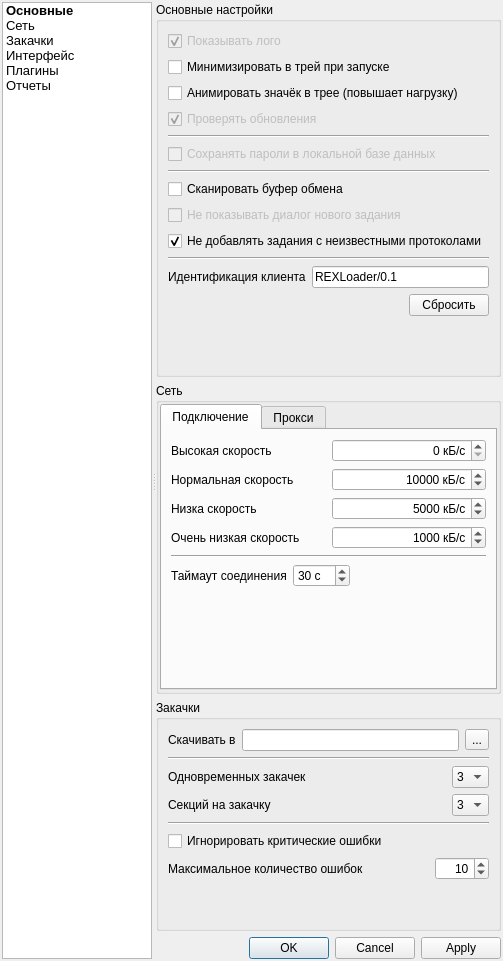
Before: the Qt Designer form REXLoader/settingsdialog.ui in RA9OAJ/rexloader, drawn with Qt 5.
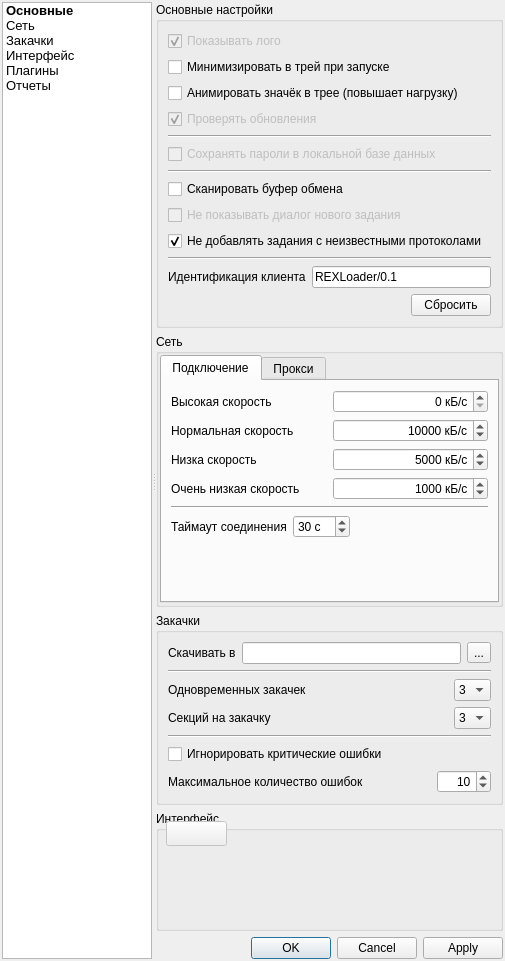
After: the same form once the commit is applied. Custom widgets are drawn as their Qt base class.

Patch:
```diff
--- a/REXLoader/settingsdialog.ui
+++ b/REXLoader/settingsdialog.ui
@@ -6,8 +6,8 @@
    <rect>
     <x>0</x>
     <y>0</y>
-    <width>503</width>
-    <height>961</height>
+    <width>505</width>
+    <height>956</height>
    </rect>
   </property>
   <property name="windowTitle">
@@ -892,6 +892,35 @@
          </layout>
         </widget>
        </item>
+       <item>
+        <widget class="QGroupBox" name="interfaceBox">
+         <property name="minimumSize">
+          <size>
+           <width>0</width>
+           <height>120</height>
+          </size>
+         </property>
+         <property name="title">
+          <string>Интерфейс</string>
+         </property>
+         <widget class="ColorButton" name="pushButton">
+          <property name="enabled">
+           <bool>false</bool>
+          </property>
+          <property name="geometry">
+           <rect>
+            <x>10</x>
+            <y>10</y>
+            <width>61</width>
+            <height>25</height>
+           </rect>
+          </property>
+          <property name="text">
+           <string/>
+          </property>
+         </widget>
+        </widget>
+       </item>
        <item>
         <widget class="QDialogButtonBox" name="buttonBox">
          <property name="standardButtons">
@@ -905,6 +934,13 @@
    </item>
   </layout>
  </widget>
+ <customwidgets>
+  <customwidget>
+   <class>ColorButton</class>
+   <extends>QPushButton</extends>
+   <header>colorbutton.h</header>
+  </customwidget>
+ </customwidgets>
  <tabstops>
   <tabstop>listWidget</tabstop>
   <tabstop>checkBoxLogo</tabstop>
```
